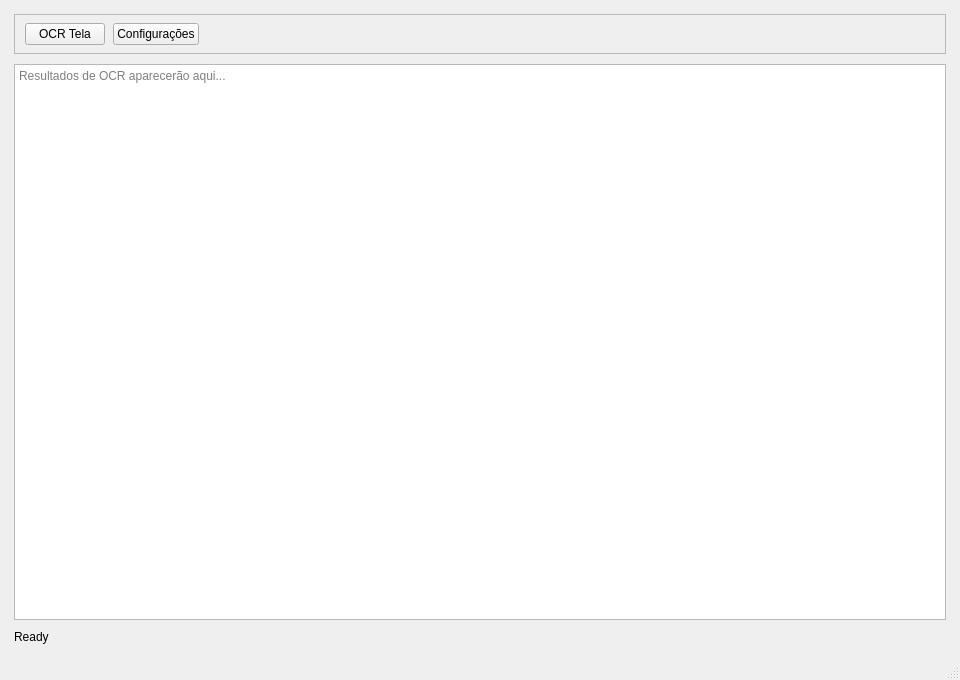
Qt form ui/MainWindow.ui (Yurigo1793/Atlas-hub) before a commit.
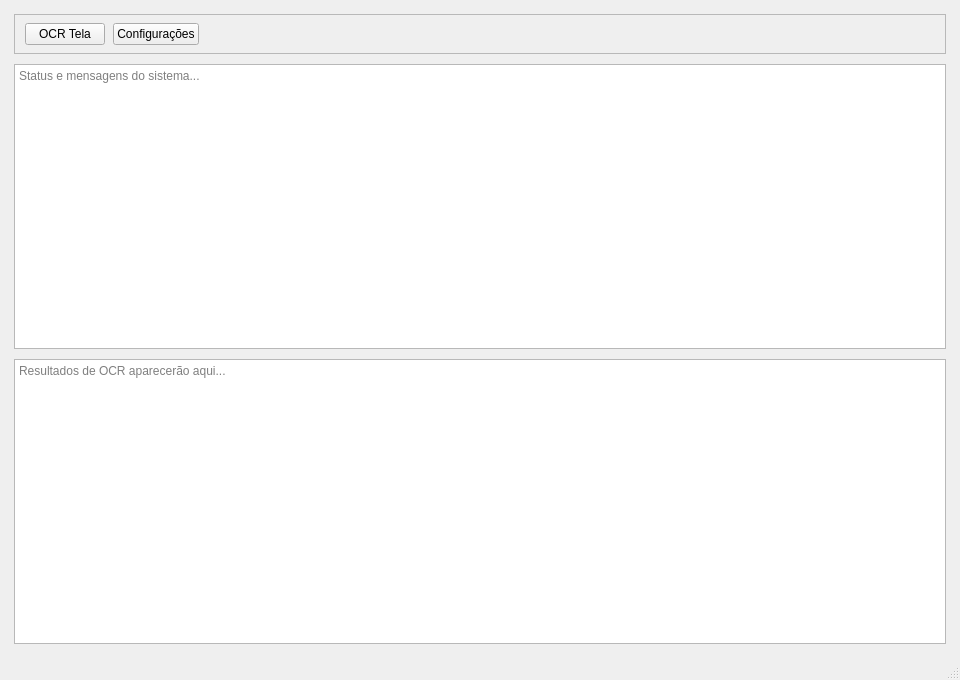
The same form after that commit.

Commit message: Implement capture flow, status/result UI split, and OCR pipeline stub

```diff
--- a/ui/MainWindow.ui
+++ b/ui/MainWindow.ui
@@ -85,19 +85,22 @@
      </widget>
     </item>
     <item>
-     <widget class="QTextEdit" name="ocrResultTextEdit">
+     <widget class="QTextEdit" name="textStatus">
+      <property name="readOnly">
+       <bool>true</bool>
+      </property>
+      <property name="maximumHeight">
+       <number>70</number>
+      </property>
       <property name="placeholderText">
-       <string>Resultados de OCR aparecerão aqui...</string>
+       <string>Status e mensagens do sistema...</string>
       </property>
      </widget>
     </item>
     <item>
-     <widget class="QLabel" name="statusLabel">
-      <property name="text">
-       <string>Ready</string>
-      </property>
-      <property name="alignment">
-       <set>Qt::AlignLeft|Qt::AlignVCenter</set>
+     <widget class="QTextEdit" name="textResult">
+      <property name="placeholderText">
+       <string>Resultados de OCR aparecerão aqui...</string>
       </property>
      </widget>
     </item>
```
The commit also changes 9 other files.
